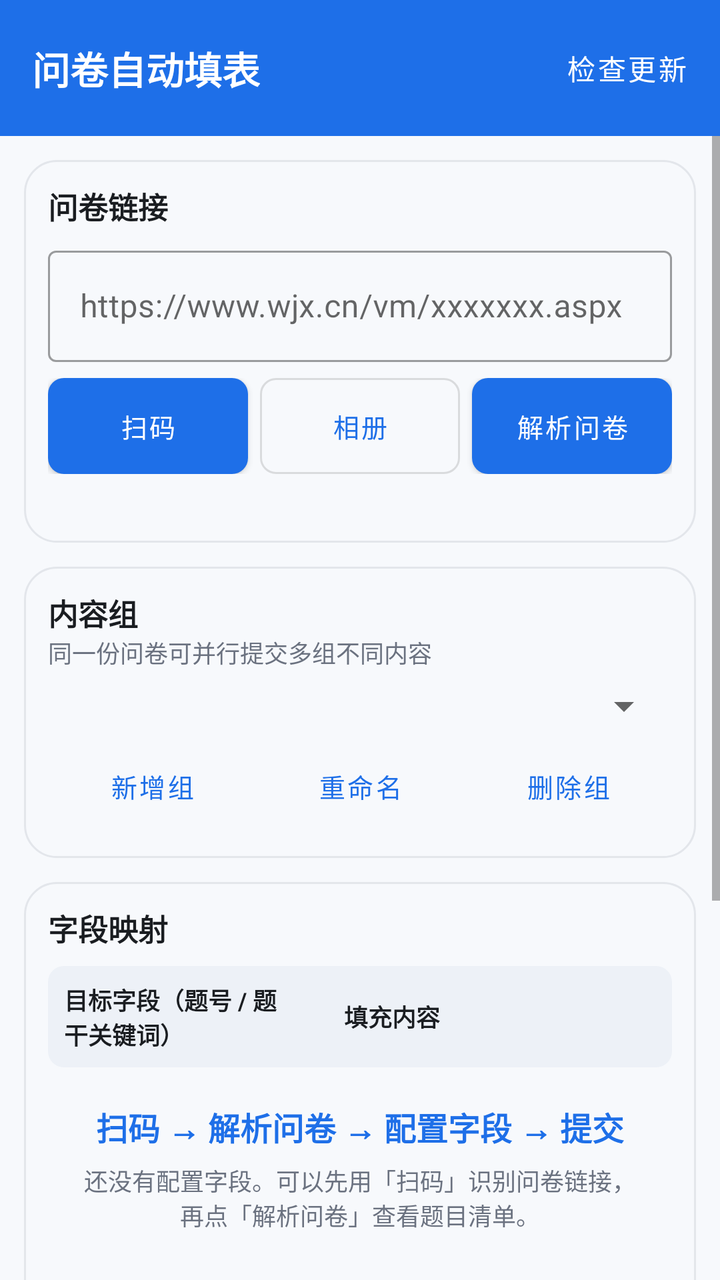
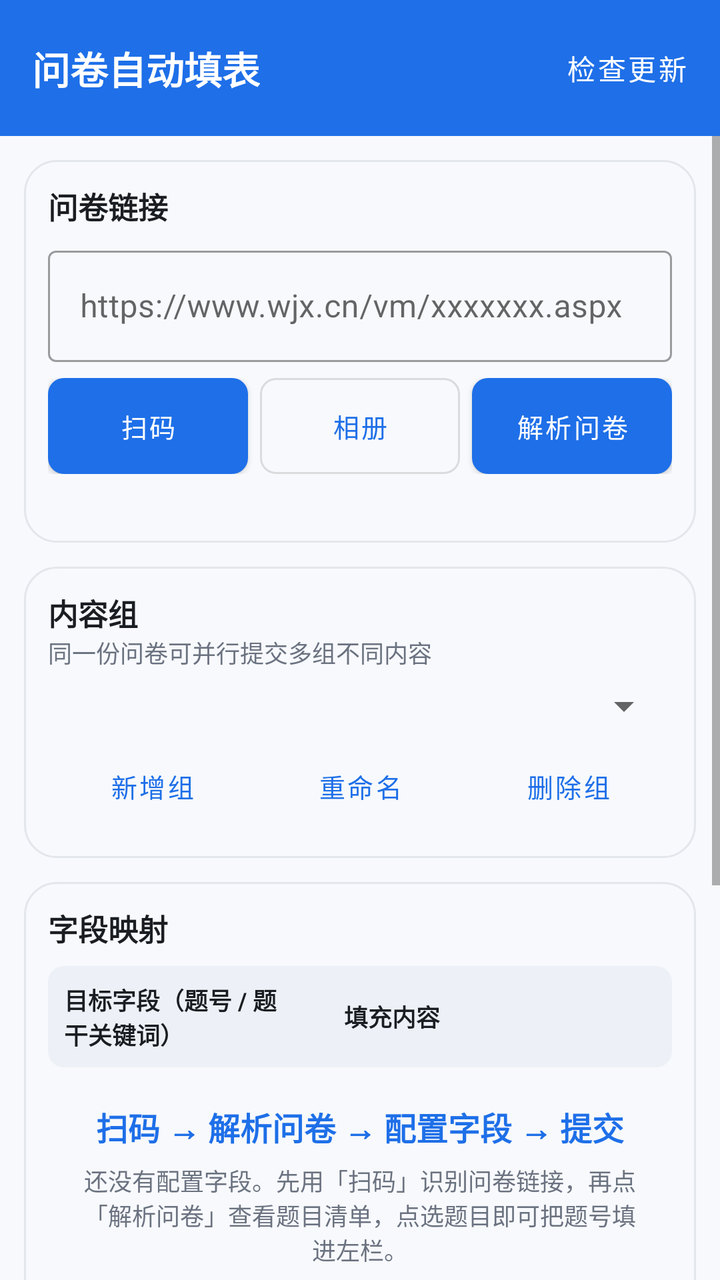

Screens rendered from an Android XML layout before and after an edit, with the pre-edit source and the edit as a unified diff.
<!-- AndroidManifest.xml: application theme Theme.WjxAutofill -->
<!-- res/layout/activity_main.xml -->
<?xml version="1.0" encoding="utf-8"?>
<LinearLayout xmlns:android="http://schemas.android.com/apk/res/android"
    xmlns:app="http://schemas.android.com/apk/res-auto"
    android:id="@+id/root"
    android:layout_width="match_parent"
    android:layout_height="match_parent"
    android:background="@color/surface"
    android:orientation="vertical">

    
    <LinearLayout
        android:layout_width="match_parent"
        android:layout_height="wrap_content"
        android:background="@color/primary"
        android:gravity="center_vertical"
        android:orientation="horizontal"
        android:paddingStart="16dp"
        android:paddingTop="10dp"
        android:paddingEnd="8dp"
        android:paddingBottom="10dp">

        <TextView
            android:layout_width="wrap_content"
            android:layout_height="wrap_content"
            android:text="@string/app_name"
            android:textColor="@color/white"
            android:textSize="19sp"
            android:textStyle="bold" />

        <TextView
            android:id="@+id/versionLabel"
            android:layout_width="0dp"
            android:layout_height="wrap_content"
            android:layout_marginStart="8dp"
            android:layout_weight="1"
            android:textColor="#CCFFFFFF"
            android:textSize="12sp" />

        <com.google.android.material.button.MaterialButton
            android:id="@+id/updateButton"
            style="@style/Widget.MaterialComponents.Button.TextButton"
            android:layout_width="wrap_content"
            android:layout_height="wrap_content"
            android:minWidth="0dp"
            android:text="@string/action_check_update"
            android:textColor="@color/white" />
    </LinearLayout>

    <ScrollView
        android:id="@+id/configScroll"
        android:layout_width="match_parent"
        android:layout_height="0dp"
        android:layout_weight="1"
        android:fillViewport="true">

        <LinearLayout
            android:layout_width="match_parent"
            android:layout_height="wrap_content"
            android:orientation="vertical"
            android:padding="12dp">

            
            <LinearLayout
                android:layout_width="match_parent"
                android:layout_height="wrap_content"
                android:background="@drawable/bg_panel"
                android:orientation="vertical"
                android:padding="12dp">

                <TextView
                    android:layout_width="wrap_content"
                    android:layout_height="wrap_content"
                    android:text="@string/label_survey_link"
                    android:textColor="@color/text_primary"
                    android:textSize="15sp"
                    android:textStyle="bold" />

                <com.google.android.material.textfield.TextInputLayout
                    android:id="@+id/linkInputLayout"
                    style="@style/Widget.MaterialComponents.TextInputLayout.OutlinedBox"
                    android:layout_width="match_parent"
                    android:layout_height="wrap_content"
                    android:layout_marginTop="6dp"
                    android:hint="@string/hint_survey_link">

                    <com.google.android.material.textfield.TextInputEditText
                        android:id="@+id/linkInput"
                        android:layout_width="match_parent"
                        android:layout_height="wrap_content"
                        android:inputType="textUri"
                        android:maxLines="1" />
                </com.google.android.material.textfield.TextInputLayout>

                <LinearLayout
                    android:layout_width="match_parent"
                    android:layout_height="wrap_content"
                    android:layout_marginTop="8dp"
                    android:orientation="horizontal">

                    <com.google.android.material.button.MaterialButton
                        android:id="@+id/scanButton"
                        android:layout_width="0dp"
                        android:layout_height="wrap_content"
                        android:layout_weight="1"
                        android:insetTop="0dp"
                        android:insetBottom="0dp"
                        android:minWidth="0dp"
                        android:text="@string/action_scan"
                        android:textSize="13sp"
                        app:cornerRadius="8dp" />

                    <com.google.android.material.button.MaterialButton
                        android:id="@+id/galleryButton"
                        style="@style/Widget.MaterialComponents.Button.OutlinedButton"
                        android:layout_width="0dp"
                        android:layout_height="wrap_content"
                        android:layout_marginStart="6dp"
                        android:layout_weight="1"
                        android:insetTop="0dp"
                        android:insetBottom="0dp"
                        android:minWidth="0dp"
                        android:text="@string/action_gallery"
                        android:textSize="13sp"
                        app:cornerRadius="8dp" />

                    <com.google.android.material.button.MaterialButton
                        android:id="@+id/parseButton"
                        android:layout_width="0dp"
                        android:layout_height="wrap_content"
                        android:layout_marginStart="6dp"
                        android:layout_weight="1"
                        android:insetTop="0dp"
                        android:insetBottom="0dp"
                        android:minWidth="0dp"
                        android:text="@string/action_parse"
                        android:textSize="13sp"
                        app:cornerRadius="8dp" />
                </LinearLayout>

                <TextView
                    android:id="@+id/linkStatus"
                    android:layout_width="match_parent"
                    android:layout_height="wrap_content"
                    android:layout_marginTop="6dp"
                    android:textColor="@color/text_secondary"
                    android:textSize="12sp" />
            </LinearLayout>

            
            <LinearLayout
                android:layout_width="match_parent"
                android:layout_height="wrap_content"
                android:layout_marginTop="12dp"
                android:background="@drawable/bg_panel"
                android:orientation="vertical"
                android:padding="12dp">

                <TextView
                    android:layout_width="wrap_content"
                    android:layout_height="wrap_content"
                    android:text="@string/label_group"
                    android:textColor="@color/text_primary"
                    android:textSize="15sp"
                    android:textStyle="bold" />

                <TextView
                    android:layout_width="match_parent"
                    android:layout_height="wrap_content"
                    android:text="@string/label_group_hint"
                    android:textColor="@color/text_secondary"
                    android:textSize="12sp" />

                <Spinner
                    android:id="@+id/groupSpinner"
                    android:layout_width="match_parent"
                    android:layout_height="wrap_content"
                    android:layout_marginTop="6dp" />

                <LinearLayout
                    android:layout_width="match_parent"
                    android:layout_height="wrap_content"
                    android:layout_marginTop="4dp"
                    android:orientation="horizontal">

                    <com.google.android.material.button.MaterialButton
                        android:id="@+id/addGroupButton"
                        style="@style/Widget.MaterialComponents.Button.TextButton"
                        android:layout_width="0dp"
                        android:layout_height="wrap_content"
                        android:layout_weight="1"
                        android:insetTop="0dp"
                        android:insetBottom="0dp"
                        android:minWidth="0dp"
                        android:text="@string/action_add_group"
                        android:textSize="13sp" />

                    <com.google.android.material.button.MaterialButton
                        android:id="@+id/renameGroupButton"
                        style="@style/Widget.MaterialComponents.Button.TextButton"
                        android:layout_width="0dp"
                        android:layout_height="wrap_content"
                        android:layout_weight="1"
                        android:insetTop="0dp"
                        android:insetBottom="0dp"
                        android:minWidth="0dp"
                        android:text="@string/action_rename_group"
                        android:textSize="13sp" />

                    <com.google.android.material.button.MaterialButton
                        android:id="@+id/deleteGroupButton"
                        style="@style/Widget.MaterialComponents.Button.TextButton"
                        android:layout_width="0dp"
                        android:layout_height="wrap_content"
                        android:layout_weight="1"
                        android:insetTop="0dp"
                        android:insetBottom="0dp"
                        android:minWidth="0dp"
                        android:text="@string/action_delete_group"
                        android:textSize="13sp" />
                </LinearLayout>
            </LinearLayout>

            
            <LinearLayout
                android:layout_width="match_parent"
                android:layout_height="wrap_content"
                android:layout_marginTop="12dp"
                android:background="@drawable/bg_panel"
                android:orientation="vertical"
                android:padding="12dp">

                <TextView
                    android:layout_width="wrap_content"
                    android:layout_height="wrap_content"
                    android:text="@string/label_mapping"
                    android:textColor="@color/text_primary"
                    android:textSize="15sp"
                    android:textStyle="bold" />

                <LinearLayout
                    android:layout_width="match_parent"
                    android:layout_height="wrap_content"
                    android:layout_marginTop="8dp"
                    android:background="@drawable/bg_column_header"
                    android:gravity="center_vertical"
                    android:orientation="horizontal"
                    android:padding="8dp">

                    <TextView
                        android:layout_width="0dp"
                        android:layout_height="wrap_content"
                        android:layout_weight="1"
                        android:text="@string/label_target_column"
                        android:textColor="@color/text_primary"
                        android:textSize="12sp"
                        android:textStyle="bold" />

                    <TextView
                        android:layout_width="24dp"
                        android:layout_height="wrap_content"
                        android:gravity="center"
                        android:textColor="@color/text_secondary" />

                    <TextView
                        android:layout_width="0dp"
                        android:layout_height="wrap_content"
                        android:layout_weight="1"
                        android:text="@string/label_content_column"
                        android:textColor="@color/text_primary"
                        android:textSize="12sp"
                        android:textStyle="bold" />

                    <TextView
                        android:layout_width="40dp"
                        android:layout_height="wrap_content" />
                </LinearLayout>

                <LinearLayout
                    android:id="@+id/emptyState"
                    android:layout_width="match_parent"
                    android:layout_height="wrap_content"
                    android:gravity="center"
                    android:orientation="vertical"
                    android:padding="18dp">

                    <TextView
                        android:layout_width="wrap_content"
                        android:layout_height="wrap_content"
                        android:gravity="center"
                        android:text="@string/empty_guide"
                        android:textColor="@color/primary"
                        android:textSize="16sp"
                        android:textStyle="bold" />

                    <TextView
                        android:layout_width="match_parent"
                        android:layout_height="wrap_content"
                        android:layout_marginTop="6dp"
                        android:gravity="center"
                        android:text="@string/empty_guide_detail"
                        android:textColor="@color/text_secondary"
                        android:textSize="12sp" />
                </LinearLayout>

                <androidx.recyclerview.widget.RecyclerView
                    android:id="@+id/pairList"
                    android:layout_width="match_parent"
                    android:layout_height="wrap_content"
                    android:nestedScrollingEnabled="false"
                    android:visibility="gone" />

                <LinearLayout
                    android:layout_width="match_parent"
                    android:layout_height="wrap_content"
                    android:layout_marginTop="8dp"
                    android:orientation="horizontal">

                    <com.google.android.material.button.MaterialButton
                        android:id="@+id/addRowButton"
                        android:layout_width="0dp"
                        android:layout_height="wrap_content"
                        android:layout_weight="1"
                        android:insetTop="0dp"
                        android:insetBottom="0dp"
                        android:minWidth="0dp"
                        android:text="@string/action_add_row"
                        android:textSize="13sp"
                        app:cornerRadius="8dp" />

                    <com.google.android.material.button.MaterialButton
                        android:id="@+id/deleteSelectedButton"
                        style="@style/Widget.MaterialComponents.Button.OutlinedButton"
                        android:layout_width="0dp"
                        android:layout_height="wrap_content"
                        android:layout_marginStart="6dp"
                        android:layout_weight="1"
                        android:insetTop="0dp"
                        android:insetBottom="0dp"
                        android:minWidth="0dp"
                        android:text="@string/action_delete_selected"
                        android:textSize="13sp"
                        app:cornerRadius="8dp" />

                    <com.google.android.material.button.MaterialButton
                        android:id="@+id/clearAllButton"
                        style="@style/Widget.MaterialComponents.Button.OutlinedButton"
                        android:layout_width="0dp"
                        android:layout_height="wrap_content"
                        android:layout_marginStart="6dp"
                        android:layout_weight="1"
                        android:insetTop="0dp"
                        android:insetBottom="0dp"
                        android:minWidth="0dp"
                        android:text="@string/action_clear_all"
                        android:textSize="13sp"
                        app:cornerRadius="8dp" />
                </LinearLayout>
            </LinearLayout>

            
            <LinearLayout
                android:layout_width="match_parent"
                android:layout_height="wrap_content"
                android:layout_marginTop="12dp"
                android:background="@drawable/bg_panel"
                android:orientation="vertical"
                android:padding="12dp">

                <TextView
                    android:layout_width="wrap_content"
                    android:layout_height="wrap_content"
                    android:text="@string/label_template"
                    android:textColor="@color/text_primary"
                    android:textSize="15sp"
                    android:textStyle="bold" />

                <LinearLayout
                    android:layout_width="match_parent"
                    android:layout_height="wrap_content"
                    android:layout_marginTop="6dp"
                    android:orientation="horizontal">

                    <com.google.android.material.button.MaterialButton
                        android:id="@+id/saveTemplateButton"
                        android:layout_width="0dp"
                        android:layout_height="wrap_content"
                        android:layout_weight="1"
                        android:insetTop="0dp"
                        android:insetBottom="0dp"
                        android:minWidth="0dp"
                        android:text="@string/action_save_template"
                        android:textSize="13sp"
                        app:cornerRadius="8dp" />

                    <com.google.android.material.button.MaterialButton
                        android:id="@+id/importTemplateButton"
                        style="@style/Widget.MaterialComponents.Button.OutlinedButton"
                        android:layout_width="0dp"
                        android:layout_height="wrap_content"
                        android:layout_marginStart="6dp"
                        android:layout_weight="1"
                        android:insetTop="0dp"
                        android:insetBottom="0dp"
                        android:minWidth="0dp"
                        android:text="@string/action_import_template"
                        android:textSize="13sp"
                        app:cornerRadius="8dp" />

                    <com.google.android.material.button.MaterialButton
                        android:id="@+id/exportTemplateButton"
                        style="@style/Widget.MaterialComponents.Button.OutlinedButton"
                        android:layout_width="0dp"
                        android:layout_height="wrap_content"
                        android:layout_marginStart="6dp"
                        android:layout_weight="1"
                        android:insetTop="0dp"
                        android:insetBottom="0dp"
                        android:minWidth="0dp"
                        android:text="@string/action_export_template"
                        android:textSize="13sp"
                        app:cornerRadius="8dp" />
                </LinearLayout>

                <TextView
                    android:id="@+id/templateStatus"
                    android:layout_width="match_parent"
                    android:layout_height="wrap_content"
                    android:layout_marginTop="6dp"
                    android:textColor="@color/text_secondary"
                    android:textSize="12sp" />
            </LinearLayout>

            <com.google.android.material.button.MaterialButton
                android:id="@+id/submitButton"
                android:layout_width="match_parent"
                android:layout_height="wrap_content"
                android:layout_marginTop="16dp"
                android:paddingTop="12dp"
                android:paddingBottom="12dp"
                android:text="@string/action_submit"
                android:textSize="16sp"
                app:cornerRadius="10dp" />
        </LinearLayout>
    </ScrollView>

    
    <LinearLayout
        android:id="@+id/resultPanel"
        android:layout_width="match_parent"
        android:layout_height="0dp"
        android:layout_weight="1"
        android:background="@color/white"
        android:orientation="vertical"
        android:visibility="gone">

        <LinearLayout
            android:layout_width="match_parent"
            android:layout_height="wrap_content"
            android:gravity="center_vertical"
            android:orientation="horizontal"
            android:paddingStart="12dp"
            android:paddingTop="8dp"
            android:paddingEnd="4dp"
            android:paddingBottom="8dp">

            <TextView
                android:layout_width="wrap_content"
                android:layout_height="wrap_content"
                android:text="@string/label_results"
                android:textColor="@color/text_primary"
                android:textSize="15sp"
                android:textStyle="bold" />

            <TextView
                android:id="@+id/resultSummary"
                android:layout_width="0dp"
                android:layout_height="wrap_content"
                android:layout_marginStart="8dp"
                android:layout_weight="1"
                android:textColor="@color/text_secondary"
                android:textSize="12sp" />

            <com.google.android.material.button.MaterialButton
                android:id="@+id/closeResultsButton"
                style="@style/Widget.MaterialComponents.Button.TextButton"
                android:layout_width="wrap_content"
                android:layout_height="wrap_content"
                android:minWidth="0dp"
                android:text="@string/action_close"
                android:textSize="13sp" />
        </LinearLayout>

        <View
            android:layout_width="match_parent"
            android:layout_height="1dp"
            android:background="@color/divider" />

        <androidx.recyclerview.widget.RecyclerView
            android:id="@+id/resultList"
            android:layout_width="match_parent"
            android:layout_height="0dp"
            android:layout_weight="1" />
    </LinearLayout>
</LinearLayout>
<!-- resources referenced by this layout -->
<resources>
  <color name="divider">#FFE3E6EB</color>
  <color name="primary">#1E6FE8</color>
  <color name="surface">#FFF7F9FC</color>
  <color name="text_primary">#FF1A1D21</color>
  <color name="text_secondary">#FF6B7280</color>
  <color name="white">#FFFFFFFF</color>
  <!-- drawable bg_column_header (drawable) -->
  <?xml version="1.0" encoding="utf-8"?>
  <shape xmlns:android="http://schemas.android.com/apk/res/android"
      android:shape="rectangle">
      <solid android:color="#FFEDF1F7" />
      <corners android:radius="8dp" />
  </shape>
  <!-- drawable bg_panel (drawable) -->
  <?xml version="1.0" encoding="utf-8"?>
  <shape xmlns:android="http://schemas.android.com/apk/res/android"
      android:shape="rectangle">
      <solid android:color="@color/surface" />
      <corners android:radius="16dp" />
      <stroke
          android:width="1dp"
          android:color="@color/divider" />
  </shape>
  <string name="action_add_group">新增组</string>
  <string name="action_add_row">新增一行</string>
  <string name="action_check_update">检查更新</string>
  <string name="action_clear_all">清空全部</string>
  <string name="action_close">关闭</string>
  <string name="action_delete_group">删除组</string>
  <string name="action_delete_selected">删除选中</string>
  <string name="action_export_template">导出模板</string>
  <string name="action_gallery">相册</string>
  <string name="action_import_template">导入模板</string>
  <string name="action_parse">解析问卷</string>
  <string name="action_rename_group">重命名</string>
  <string name="action_save_template">保存模板</string>
  <string name="action_scan">扫码</string>
  <string name="action_submit">并行提交</string>
  <string name="app_name">问卷自动填表</string>
  <string name="empty_guide">扫码 → 解析问卷 → 配置字段 → 提交</string>
  <string name="empty_guide_detail">还没有配置字段。可以先用「扫码」识别问卷链接，再点「解析问卷」查看题目清单。</string>
  <string name="hint_survey_link">https://www.wjx.cn/vm/xxxxxxx.aspx</string>
  <string name="label_content_column">填充内容</string>
  <string name="label_group">内容组</string>
  <string name="label_group_hint">同一份问卷可并行提交多组不同内容</string>
  <string name="label_mapping">字段映射</string>
  <string name="label_results">提交结果</string>
  <string name="label_survey_link">问卷链接</string>
  <string name="label_target_column">目标字段（题号 / 题干关键词）</string>
  <string name="label_template">模板</string>
  <style name="Theme.WjxAutofill" parent="Theme.MaterialComponents.DayNight.NoActionBar">
          <item name="colorPrimary">@color/primary</item>
          <item name="colorPrimaryVariant">@color/primary_dark</item>
          <item name="colorOnPrimary">@color/white</item>
          <item name="colorSecondary">@color/accent</item>
          <item name="android:statusBarColor">@color/primary_dark</item>
          <item name="android:windowBackground">@color/surface</item>
      </style>
  <color name="primary_dark">#1554B8</color>
  <color name="accent">#00C2A8</color>
</resources>

<!-- the commit's change to res/layout/activity_main.xml (unified diff, before → after) -->
@@ -1,7 +1,6 @@
 <?xml version="1.0" encoding="utf-8"?>
 <LinearLayout xmlns:android="http://schemas.android.com/apk/res/android"
     xmlns:app="http://schemas.android.com/apk/res-auto"
-    android:id="@+id/root"
     android:layout_width="match_parent"
     android:layout_height="match_parent"
     android:background="@color/surface"
@@ -389,7 +388,21 @@
                         android:insetBottom="0dp"
                         android:minWidth="0dp"
                         android:text="@string/action_save_template"
-                        android:textSize="13sp"
+                        android:textSize="12sp"
+                        app:cornerRadius="8dp" />
+
+                    <com.google.android.material.button.MaterialButton
+                        android:id="@+id/loadTemplateButton"
+                        style="@style/Widget.MaterialComponents.Button.OutlinedButton"
+                        android:layout_width="0dp"
+                        android:layout_height="wrap_content"
+                        android:layout_marginStart="6dp"
+                        android:layout_weight="1"
+                        android:insetTop="0dp"
+                        android:insetBottom="0dp"
+                        android:minWidth="0dp"
+                        android:text="@string/action_load_template"
+                        android:textSize="12sp"
                         app:cornerRadius="8dp" />
 
                     <com.google.android.material.button.MaterialButton
@@ -403,7 +416,7 @@
                         android:insetBottom="0dp"
                         android:minWidth="0dp"
                         android:text="@string/action_import_template"
-                        android:textSize="13sp"
+                        android:textSize="12sp"
                         app:cornerRadius="8dp" />
 
                     <com.google.android.material.button.MaterialButton
@@ -417,7 +430,7 @@
                         android:insetBottom="0dp"
                         android:minWidth="0dp"
                         android:text="@string/action_export_template"
-                        android:textSize="13sp"
+                        android:textSize="12sp"
                         app:cornerRadius="8dp" />
                 </LinearLayout>
 
@@ -481,6 +494,18 @@
                 android:textSize="12sp" />
 
             <com.google.android.material.button.MaterialButton
+                android:id="@+id/captchaFallbackButton"
+                android:layout_width="wrap_content"
+                android:layout_height="wrap_content"
+                android:insetTop="0dp"
+                android:insetBottom="0dp"
+                android:minWidth="0dp"
+                android:text="@string/captcha_fallback_button"
+                android:textSize="12sp"
+                android:visibility="gone"
+                app:cornerRadius="8dp" />
+
+            <com.google.android.material.button.MaterialButton
                 android:id="@+id/closeResultsButton"
                 style="@style/Widget.MaterialComponents.Button.TextButton"
                 android:layout_width="wrap_content"
<!-- resource entries referenced after the edit -->
@@ -33,14 +33,16 @@
   <string name="action_export_template">导出模板</string>
   <string name="action_gallery">相册</string>
   <string name="action_import_template">导入模板</string>
+  <string name="action_load_template">载入模板</string>
   <string name="action_parse">解析问卷</string>
   <string name="action_rename_group">重命名</string>
   <string name="action_save_template">保存模板</string>
   <string name="action_scan">扫码</string>
   <string name="action_submit">并行提交</string>
   <string name="app_name">问卷自动填表</string>
+  <string name="captcha_fallback_button">人工验证后重试</string>
   <string name="empty_guide">扫码 → 解析问卷 → 配置字段 → 提交</string>
-  <string name="empty_guide_detail">还没有配置字段。可以先用「扫码」识别问卷链接，再点「解析问卷」查看题目清单。</string>
+  <string name="empty_guide_detail">还没有配置字段。先用「扫码」识别问卷链接，再点「解析问卷」查看题目清单，点选题目即可把题号填进左栏。</string>
   <string name="hint_survey_link">https://www.wjx.cn/vm/xxxxxxx.aspx</string>
   <string name="label_content_column">填充内容</string>
   <string name="label_group">内容组</string>
